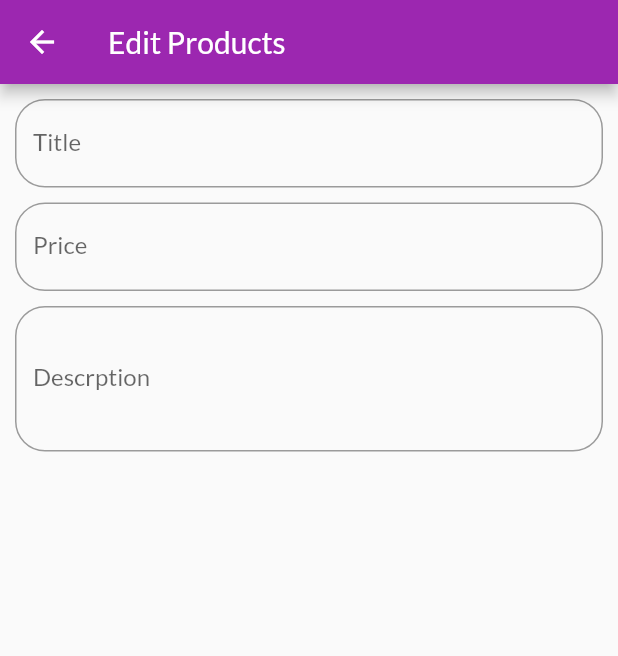
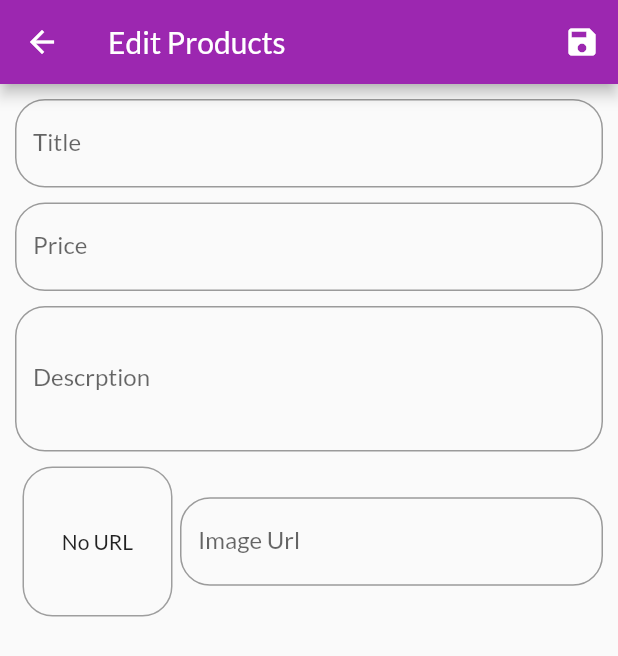
Before and after one commit to grsendha/shop_app, a Flutter app: the EditProductScreen screen opened by its route, on a phone screen of 412 x 824 dp. Shown: the top 656 px of the screen. Run offline on Flutter 3.47's test engine with Material 2 defaults, Android fonts, the phone set to English and light mode, and no system bars; network calls fail.

Commit message:
form save

```diff
--- a/lib/screens/edit_product_screen.dart
+++ b/lib/screens/edit_product_screen.dart
@@ -1,4 +1,5 @@
 import 'package:flutter/material.dart';
+import '../provider/product.dart';
 
 class EditProductScreen extends StatefulWidget {
   static const routeName = '/edit_product_screen';
@@ -9,9 +10,41 @@ class EditProductScreen extends StatefulWidget {
 class _EditProductScreenState extends State<EditProductScreen> {
   final priceFocusNode = FocusNode();
   final descriptionNode = FocusNode();
+  final imageController = TextEditingController();
+  final imageNode = FocusNode();
+  final form = GlobalKey<FormState>();
+  var editedForm = Product(
+    id: null,
+    title: '',
+    description: '',
+    price: 0,
+    imageUrl: '',
+  );
+
+  void initState() {
+    imageNode.addListener(updateUrl);
+  }
+
   void dispose() {
+    imageNode.removeListener(updateUrl);
     priceFocusNode.dispose();
     descriptionNode.dispose();
+    imageController.dispose();
+  }
+
+  void updateUrl() {
+    if (!imageNode.hasFocus) {
+      setState(() {});
+    }
+  }
+
+  void saveForm() {
+    form.currentState.save;
+    print(editedForm.id);
+    print(editedForm.title);
+    print(editedForm.description);
+    print(editedForm.price);
+    print(editedForm.imageUrl);
   }
 
   @override
@@ -19,10 +52,17 @@ class _EditProductScreenState extends State<EditProductScreen> {
     return Scaffold(
       appBar: AppBar(
         title: const Text('Edit Products'),
+        actions: [
+          IconButton(
+            icon: Icon(Icons.save),
+            onPressed: saveForm,
+          ),
+        ],
       ),
       body: Padding(
         padding: const EdgeInsets.all(10),
         child: Form(
+          key: form,
           child: ListView(
             children: [
               TextFormField(
@@ -38,8 +78,17 @@ class _EditProductScreenState extends State<EditProductScreen> {
                 onFieldSubmitted: (_) {
                   FocusScope.of(context).requestFocus(priceFocusNode);
                 },
+                onSaved: (value) {
+                  editedForm = Product(
+                    id: null,
+                    title: value,
+                    description: editedForm.description,
+                    price: editedForm.price,
+                    imageUrl: editedForm.imageUrl,
+                  );
+                },
               ),
-              SizedBox(height: 10),
+              const SizedBox(height: 10),
               TextFormField(
                 decoration: const InputDecoration(
                   labelText: 'Price',
@@ -55,8 +104,17 @@ class _EditProductScreenState extends State<EditProductScreen> {
                 onFieldSubmitted: (_) {
                   FocusScope.of(context).requestFocus(descriptionNode);
                 },
+                onSaved: (value) {
+                  editedForm = Product(
+                    id: null,
+                    title: editedForm.title,
+                    description: editedForm.description,
+                    price: double.parse(value),
+                    imageUrl: editedForm.imageUrl,
+                  );
+                },
               ),
-              SizedBox(height: 10),
+              const SizedBox(height: 10),
               TextFormField(
                 decoration: const InputDecoration(
                   labelText: 'Descrption',
@@ -70,6 +128,74 @@ class _EditProductScreenState extends State<EditProductScreen> {
                 maxLines: 3,
                 keyboardType: TextInputType.multiline,
                 focusNode: descriptionNode,
+                onSaved: (value) {
+                  editedForm = Product(
+                    id: null,
+                    title: editedForm.title,
+                    description: value,
+                    price: editedForm.price,
+                    imageUrl: editedForm.imageUrl,
+                  );
+                },
+              ),
+              Row(
+                crossAxisAlignment: CrossAxisAlignment.center,
+                children: [
+                  Container(
+                    height: 100,
+                    width: 100,
+                    margin:
+                        const EdgeInsets.symmetric(horizontal: 5, vertical: 10),
+                    decoration: BoxDecoration(
+                      border: Border.all(
+                        width: 1,
+                        color: Colors.grey,
+                      ),
+                      borderRadius: const BorderRadius.all(
+                        Radius.circular(20),
+                      ),
+                      // color: Colors.grey,
+                    ),
+                    child: imageController.text.isEmpty
+                        ? Center(
+                            child: Text('No URL'),
+                          )
+                        : FittedBox(
+                            child: Image.network(
+                              imageController.text,
+                              fit: BoxFit.cover,
+                            ),
+                          ),
+                  ),
+                  Expanded(
+                    child: TextFormField(
+                      decoration: const InputDecoration(
+                        labelText: 'Image Url',
+                        border: OutlineInputBorder(
+                          borderRadius: BorderRadius.all(
+                            Radius.circular(20),
+                          ),
+                        ),
+                      ),
+                      keyboardType: TextInputType.url,
+                      textInputAction: TextInputAction.done,
+                      controller: imageController,
+                      focusNode: imageNode,
+                      onFieldSubmitted: (_) {
+                        saveForm();
+                      },
+                      onSaved: (value) {
+                        editedForm = Product(
+                          id: null,
+                          title: editedForm.title,
+                          description: editedForm.description,
+                          price: editedForm.price,
+                          imageUrl: value,
+                        );
+                      },
+                    ),
+                  ),
+                ],
               ),
             ],
           ),
```
